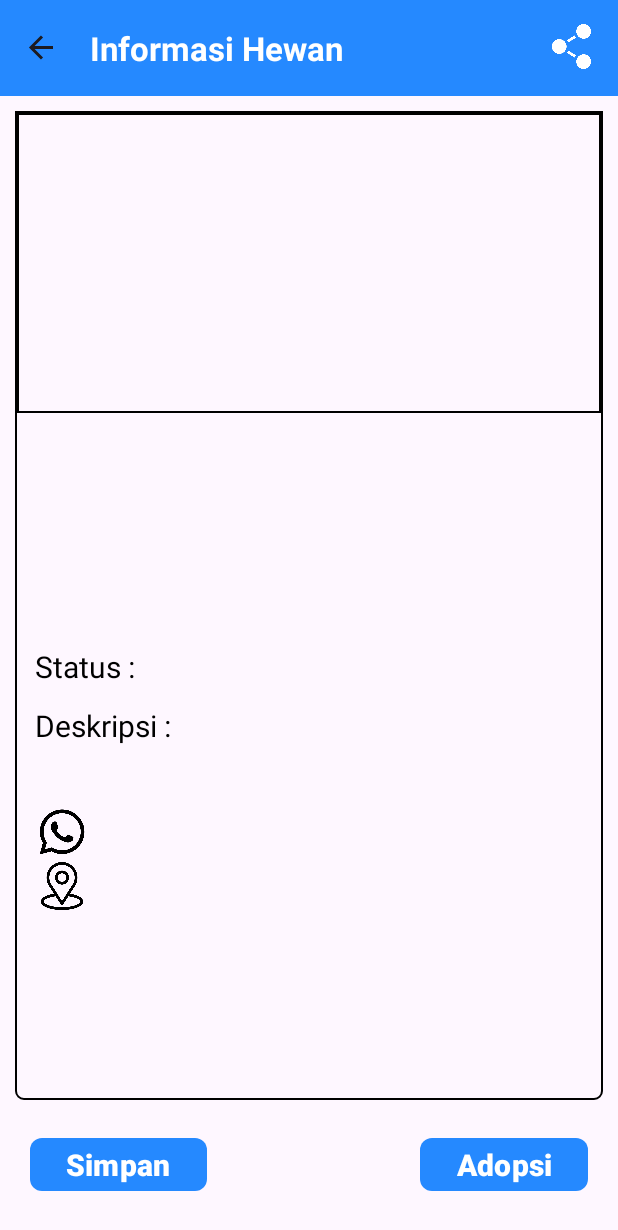
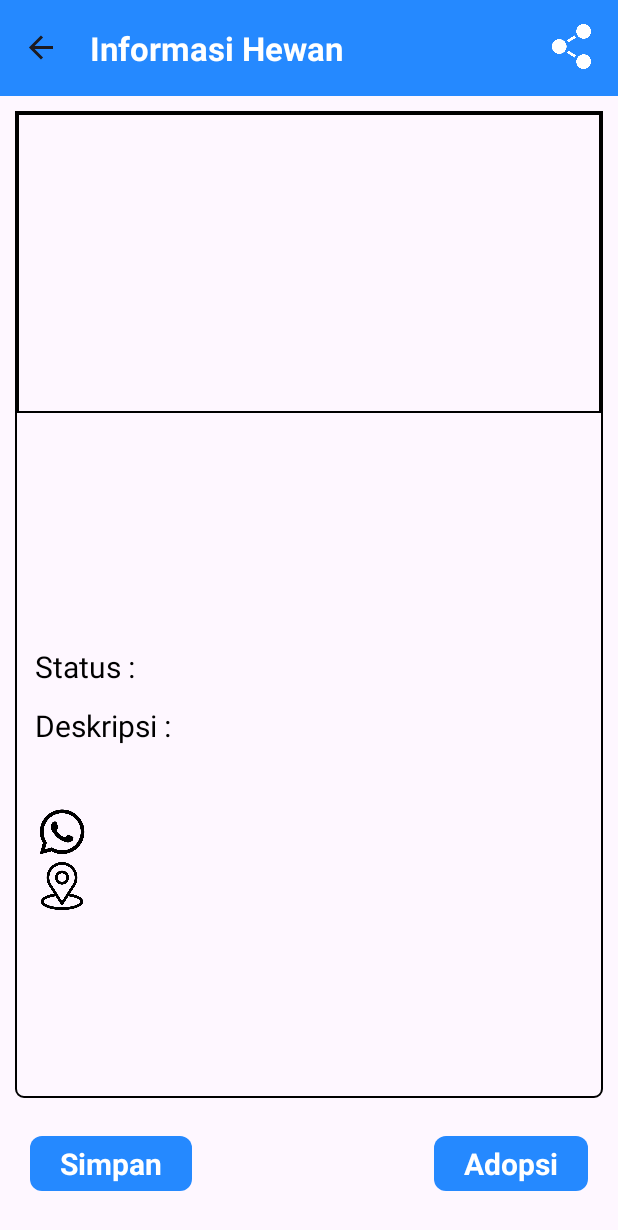
Before and after one commit to rico-r/AdoptMeNow, an Android app: the PetInfoFragment screen opened through its navigation route, on a phone screen of 412 x 824 dp. Shown: the top 1230 px of the screen. Run offline under Robolectric (Android 15) with nearby library versions, the phone set to English and light mode, and no system bars; our stand-ins replace Firebase (no records; nobody signed in at launch, a user with empty details on screens opened directly), data binding, navigation-ui; 1 statement that could not run was skipped.

Commit message:
Fix primary button

```diff
--- a/app/src/main/res/drawable/primary_button.xml
+++ b/app/src/main/res/drawable/primary_button.xml
@@ -1,9 +1,25 @@
 <?xml version="1.0" encoding="utf-8"?>
 <selector xmlns:android="http://schemas.android.com/apk/res/android">
+    <item android:state_pressed="true">
+        <shape android:shape="rectangle">
+            <solid android:color="#85BDFF" />
+            <corners android:radius="8dp" />
+            <padding
+                android:top="5dp"
+                android:bottom="5dp"
+                android:left="20dp"
+                android:right="20dp"/>
+        </shape>
+    </item>
     <item>
         <shape android:shape="rectangle">
             <solid android:color="?colorPrimary" />
             <corners android:radius="8dp" />
+            <padding
+                android:top="5dp"
+                android:bottom="5dp"
+                android:left="20dp"
+                android:right="20dp"/>
         </shape>
     </item>
 </selector>
--- a/app/src/main/res/layout/fragment_adoption_form.xml
+++ b/app/src/main/res/layout/fragment_adoption_form.xml
@@ -142,14 +142,13 @@
                     android:gravity="top|start"
                     app:layout_constraintTop_toBottomOf="@id/adopt_reason_label" />
 
-                <Button
+                <TextView
                     android:id="@+id/send_button"
                     style="@style/primaryButton"
                     android:layout_width="wrap_content"
                     android:layout_height="wrap_content"
                     android:layout_marginTop="32dp"
                     android:text="@string/send"
-                    android:textSize="20sp"
                     app:layout_constraintTop_toBottomOf="@id/adopt_reason"
                     app:layout_constraintStart_toStartOf="parent"
                     app:layout_constraintEnd_toEndOf="parent" />
--- a/app/src/main/res/layout/fragment_create_post.xml
+++ b/app/src/main/res/layout/fragment_create_post.xml
@@ -115,7 +115,6 @@
                 android:layout_width="wrap_content"
                 android:layout_height="wrap_content"
                 android:text="@string/save"
-                android:textSize="20sp"
                 app:layout_constraintStart_toStartOf="parent"
                 app:layout_constraintEnd_toEndOf="parent"
                 app:layout_constraintBottom_toBottomOf="parent"/>
--- a/app/src/main/res/layout/fragment_edit_account.xml
+++ b/app/src/main/res/layout/fragment_edit_account.xml
@@ -145,7 +145,7 @@
             android:inputType="textPassword"
             app:layout_constraintTop_toBottomOf="@id/password_label"/>
 
-        <Button
+        <TextView
             android:id="@+id/saveButton"
             style="@style/primaryButton"
             android:layout_width="wrap_content"
--- a/app/src/main/res/layout/fragment_pet_info.xml
+++ b/app/src/main/res/layout/fragment_pet_info.xml
@@ -166,7 +166,7 @@
             android:layout_width="match_parent"
             android:layout_height="wrap_content">
 
-            <Button
+            <TextView
                 style="@style/primaryButton"
                 android:layout_width="wrap_content"
                 android:layout_height="wrap_content"
@@ -175,12 +175,11 @@
                 android:layout_marginStart="20dp"
                 android:id="@+id/save_button"
                 android:text="@string/save"
-                android:textSize="20sp"
                 app:layout_constraintStart_toStartOf="parent"
                 app:layout_constraintTop_toTopOf="parent"
                 app:layout_constraintBottom_toBottomOf="parent" />
 
-            <Button
+            <TextView
                 style="@style/primaryButton"
                 android:layout_width="wrap_content"
                 android:layout_height="wrap_content"
@@ -189,7 +188,6 @@
                 android:layout_marginEnd="20dp"
                 android:id="@+id/adopt_button"
                 android:text="@string/adopt"
-                android:textSize="20sp"
                 app:layout_constraintEnd_toEndOf="parent"
                 app:layout_constraintTop_toTopOf="parent"
                 app:layout_constraintBottom_toBottomOf="parent" />
--- a/app/src/main/res/layout/list_item_post_history.xml
+++ b/app/src/main/res/layout/list_item_post_history.xml
@@ -58,7 +58,7 @@
                 app:layout_constraintEnd_toEndOf="parent"
                 tools:text="@tools:sample/lorem/random" />
 
-            <Button
+            <TextView
                 android:id="@+id/form_button"
                 style="@style/primaryButton"
                 android:layout_width="wrap_content"
@@ -66,6 +66,7 @@
                 android:layout_marginTop="4dp"
                 android:layout_marginEnd="8dp"
                 android:text="@string/form"
+                android:textSize="14sp"
                 app:layout_constraintTop_toBottomOf="@id/description"
                 app:layout_constraintEnd_toEndOf="parent" />
 
--- a/app/src/main/res/values/themes.xml
+++ b/app/src/main/res/values/themes.xml
@@ -46,9 +46,6 @@
         <item name="android:background">@drawable/primary_button</item>
         <item name="android:textColor">?colorOnSurface</item>
         <item name="android:textStyle">bold</item>
-        <item name="android:minHeight">0dp</item>
-        <item name="android:minWidth">0dp</item>
-        <item name="android:paddingTop">0dp</item>
-        <item name="android:paddingBottom">0dp</item>
+        <item name="android:textSize">20sp</item>
     </style>
 </resources>
```
